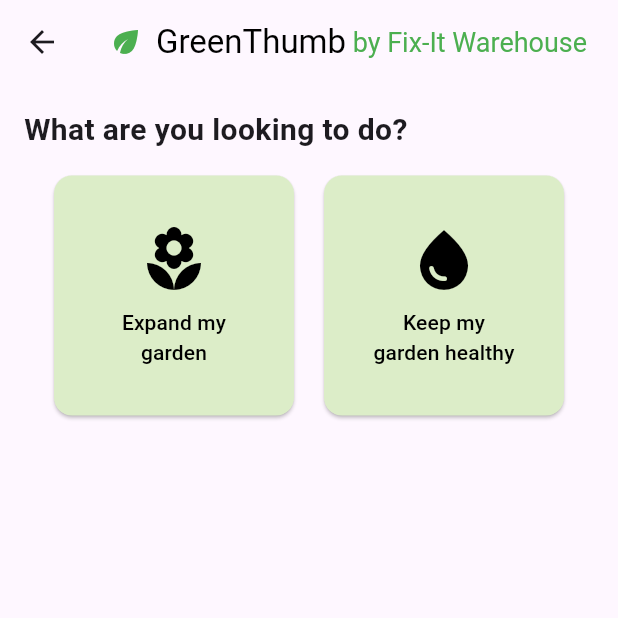
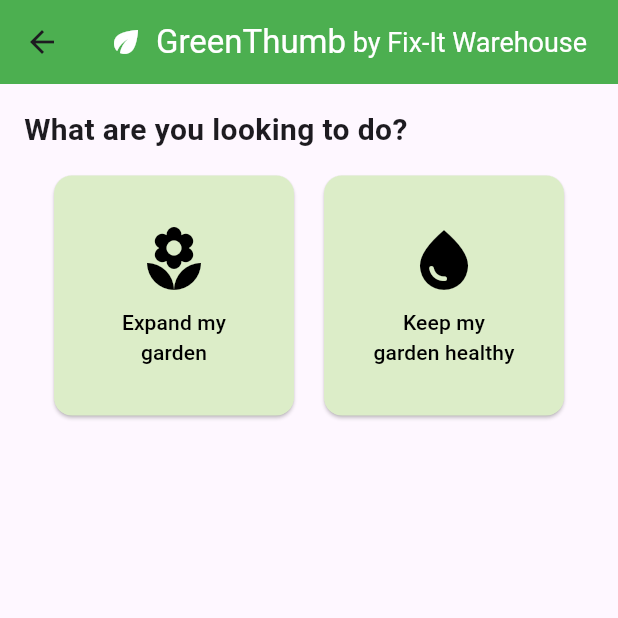
Before and after one commit to csells/flutter_fixit_warehouse, a Flutter app: the screen it shows after launch, after a tap on "Try GreenThumb™", on a phone screen of 412 x 824 dp, the top half of it. Run offline on Flutter 3.47's test engine with Material 3 defaults, Android fonts, the phone set to English and light mode, and no system bars; our stand-ins replace cross_file, image_picker; missing offline and left inert: flutter_picture_taker.

Commit message:
Update AppBar styling with consistent green theme across pages

```diff
--- a/client/lib/pages/chat_page.dart
+++ b/client/lib/pages/chat_page.dart
@@ -34,8 +34,13 @@ class _ChatPageState extends State<ChatPage> {
   Widget build(BuildContext context) => ValueListenableBuilder<String>(
     valueListenable: _title,
     builder:
-        (context, title, child) =>
-            Scaffold(appBar: AppBar(title: Text(title)), body: child),
+        (context, title, child) => Scaffold(
+          appBar: AppBar(
+            backgroundColor: Colors.green,
+            title: Text(title, style: const TextStyle(color: Colors.white)),
+          ),
+          body: child,
+        ),
     child: ListenableBuilder(
       listenable: _chat,
       builder: (context, child) {
--- a/client/lib/pages/gardening_page.dart
+++ b/client/lib/pages/gardening_page.dart
@@ -22,14 +22,15 @@ class _GardeningPageState extends State<GardeningPage> {
   @override
   Widget build(BuildContext context) => Scaffold(
     appBar: AppBar(
+      backgroundColor: Colors.green,
       title: const Row(
         children: [
-          Icon(Icons.eco, color: Colors.green),
+          Icon(Icons.eco, color: Colors.white),
           SizedBox(width: 8),
-          Text('GreenThumb', style: TextStyle(color: Colors.black)),
+          Text('GreenThumb', style: TextStyle(color: Colors.white)),
           Text(
             ' by Fix-It Warehouse',
-            style: TextStyle(fontSize: 18, color: Colors.green),
+            style: TextStyle(fontSize: 18, color: Colors.white),
           ),
         ],
       ),
--- a/client/lib/pages/home_page.dart
+++ b/client/lib/pages/home_page.dart
@@ -8,9 +8,10 @@ class HomePage extends StatelessWidget {
   @override
   Widget build(BuildContext context) => Scaffold(
     appBar: AppBar(
+      backgroundColor: Colors.green,
       title: Row(
         children: [
-          const Icon(Icons.build_circle, size: 30, color: Colors.green),
+          const Icon(Icons.build_circle, size: 30, color: Colors.white),
           const SizedBox(width: 8),
           Expanded(
             child: Container(
@@ -30,23 +31,24 @@ class HomePage extends StatelessWidget {
             ),
           ),
           IconButton(
-            icon: const Icon(Icons.shopping_cart, color: Colors.green),
+            icon: const Icon(Icons.shopping_cart, color: Colors.white),
             onPressed: () {},
           ),
         ],
       ),
-      bottom: const PreferredSize(
-        preferredSize: Size.fromHeight(40),
-        child: Padding(
-          padding: EdgeInsets.symmetric(horizontal: 16),
-          child: Row(
+      bottom: PreferredSize(
+        preferredSize: const Size.fromHeight(40),
+        child: Container(
+          color: Colors.green,
+          padding: const EdgeInsets.symmetric(horizontal: 16),
+          child: const Row(
             children: [
-              Icon(Icons.location_on),
-              Text('Valley Stream'),
-              Text(' 10PM'),
+              Icon(Icons.location_on, color: Colors.white),
+              Text('Valley Stream', style: TextStyle(color: Colors.white)),
+              Text(' 10PM', style: TextStyle(color: Colors.white)),
               Spacer(),
-              Icon(Icons.local_shipping),
-              Text('11581'),
+              Icon(Icons.local_shipping, color: Colors.white),
+              Text('11581', style: TextStyle(color: Colors.white)),
             ],
           ),
         ),
```
